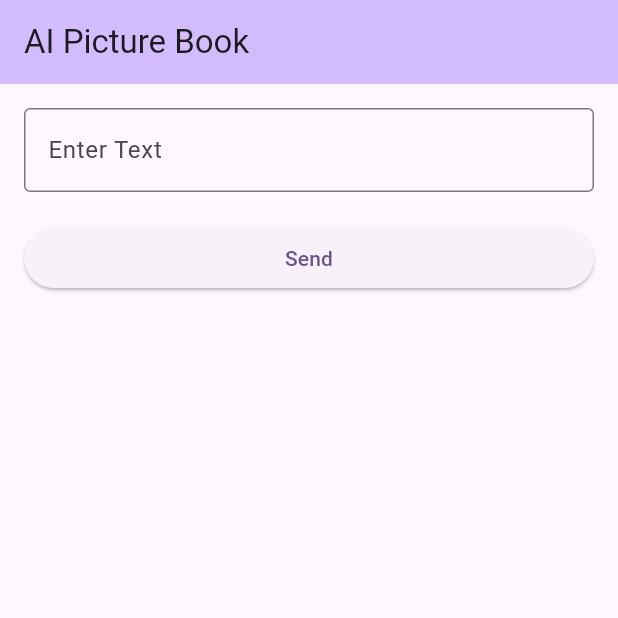
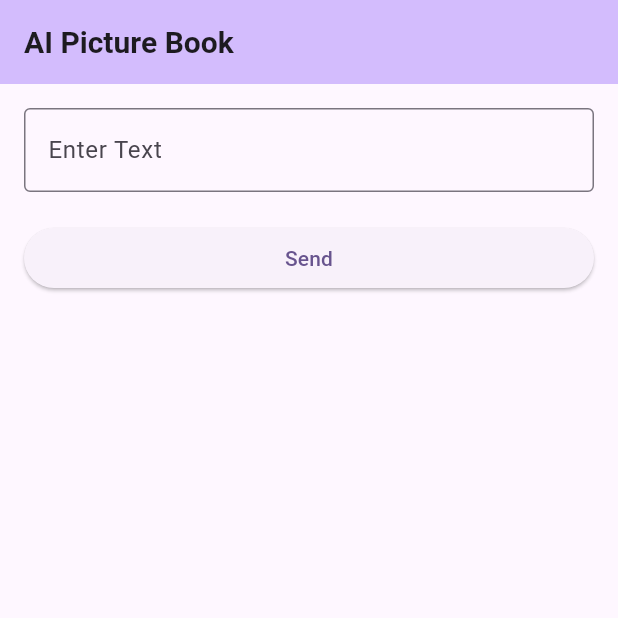
Before and after one commit to AJarombek/ai-picture-book, a Flutter app: the screen it shows after launch, on a phone screen of 412 x 824 dp, the top half of it. Run offline on Flutter 3.47's test engine with Material 3 defaults, Android fonts, the phone set to English and light mode, and no system bars; our stand-ins replace go_router; missing offline and left inert: eventflux.

Commit message:
ui updates

```diff
--- a/app/ui/picture_book/lib/main.dart
+++ b/app/ui/picture_book/lib/main.dart
@@ -95,7 +95,16 @@
     return Scaffold(
       appBar: AppBar(
         backgroundColor: Theme.of(context).colorScheme.inversePrimary,
-        title: Text(widget.title),
+        title: Align(
+          alignment: Alignment.centerLeft,
+          child: Text(
+            widget.title,
+            style: const TextStyle(
+                fontSize: 20,
+                fontWeight: FontWeight.bold
+            )
+          ),
+        ),
       ),
       body: Padding(
         padding: const EdgeInsets.all(16.0),
@@ -120,7 +129,13 @@
                 builder: (context, snapshot) {
                   if (snapshot.hasError) {
                     return Center(
-                      child: Text('Error: ${snapshot.error}'),
+                      child: SelectableText(
+                          'Error: ${snapshot.error}',
+                          style: const TextStyle(
+                              fontSize: 20,
+                              color: Colors.red
+                          )
+                      ),
                     );
                   }
 
@@ -129,7 +144,10 @@
                   }
 
                   return Center(
-                    child: Text(snapshot.data ?? ''),
+                    child: SelectableText(
+                        snapshot.data ?? '',
+                        style: const TextStyle(fontSize: 18)
+                    ),
                   );
                 },
               ),
```
